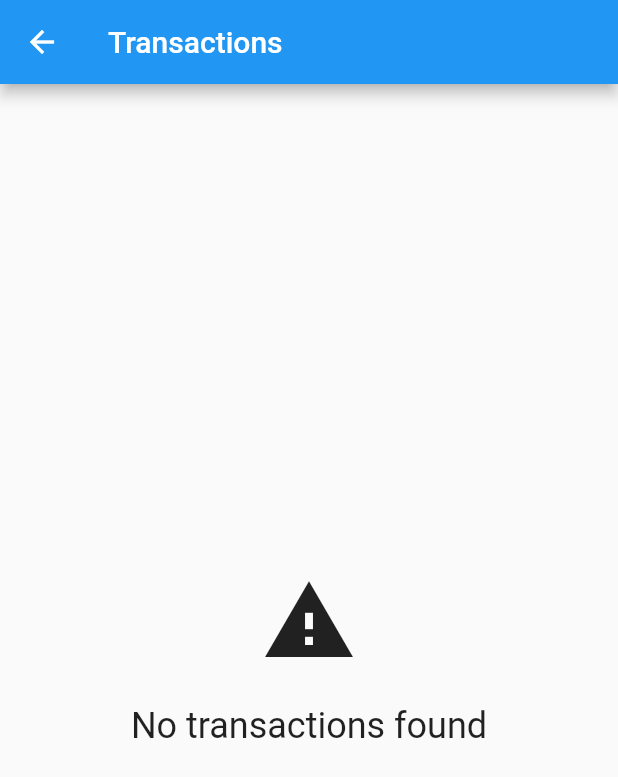
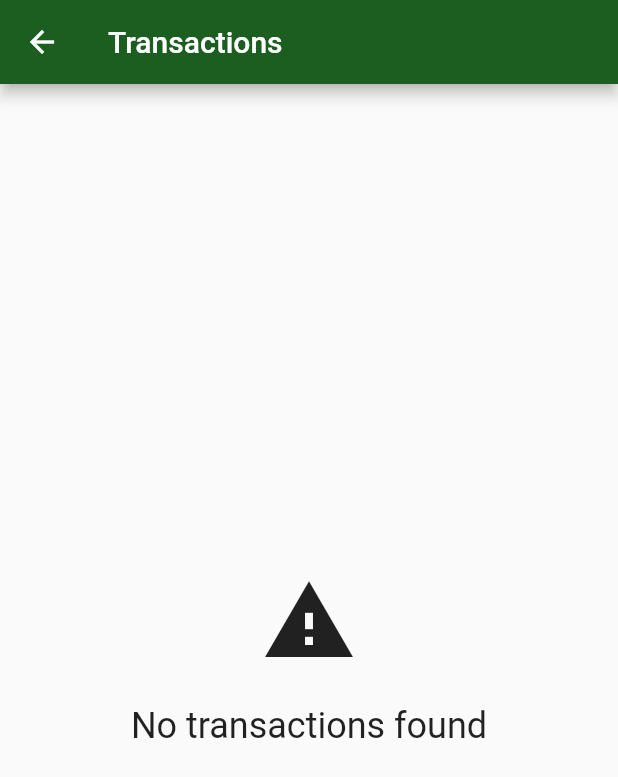
Before and after one commit to ohenriquemonte/flutter-http-web-api-alr, a Flutter app: the screen it shows after launch, after a tap on "Transaction Feed", on a phone screen of 412 x 824 dp. Shown: the top 777 px of the screen. Run offline on Flutter 3.47's test engine with Material 2 defaults, Android fonts, the phone set to English and light mode, and no system bars; our stand-ins replace sqflite; missing offline and left inert: http_interceptor; accounts and stored records are empty; statements that could not run were skipped.

```diff
--- a/lib/http/webclient.dart
+++ b/lib/http/webclient.dart
@@ -5,8 +5,8 @@ import 'interceptors/logging_interceptor.dart';
 
 final Client client = InterceptedClient.build(
   interceptors: [LoggingInterceptor()],
+  requestTimeout: Duration(seconds: 5),
 );
 
 // const String baseUrl = 'http://192.168.58.1:8080/transactions';
-const String baseUrl =
-    'https://15f1-2804-7f4-c1a3-ed50-64b7-8b7-48d5-a8c5.ngrok.io/transactions';
+const String baseUrl = 'e961-2804-7f4-c2a5-9a16-99ca-aa04-2f58-9662.ngrok.io.';
--- a/lib/http/webclients/transaction_webclient.dart
+++ b/lib/http/webclients/transaction_webclient.dart
@@ -12,12 +12,8 @@ class TransactionWebClient {
     Client client = InterceptedClient.build(
       interceptors: [LoggingInterceptor()],
     );
-
-    final Response response = await client
-        .get(Uri.http(baseUrl, 'transactions'))
-        .timeout(Duration(seconds: 10));
-
-    print(response.body);
+    final Response response =
+        await client.get(Uri.http(baseUrl, '/transactions'));
 
     final List<dynamic> decodedJson = jsonDecode(response.body);
     return decodedJson
@@ -29,7 +25,7 @@ class TransactionWebClient {
     final String transactionJson = jsonEncode(transaction.toJson());
 
     final Response response =
-        await client.post(Uri.http(baseUrl, 'transactions'),
+        await client.post(Uri.http(baseUrl, '/transactions'),
             headers: {
               'Content-type': 'application/json',
               'password': password,
@@ -40,15 +36,17 @@ class TransactionWebClient {
       return Transaction.fromJson(jsonDecode(response.body));
     }
 
-    _throwHttpError(response.statusCode);
-    return null;
+    throw HttpException(_statusCodeResponses[response.statusCode]!);
   }
-
-  void _throwHttpError(int statusCode) =>
-      throw Exception(_statusCodeResponses[statusCode]);
 
   static final Map<int, String> _statusCodeResponses = {
     400: 'Ocorreu um erro na transação!',
     401: 'Ocorreu um erro na autenticação!',
   };
 }
+
+class HttpException implements Exception {
+  final String message;
+
+  HttpException(this.message);
+}
--- a/lib/models/contact.dart
+++ b/lib/models/contact.dart
@@ -1,5 +1,5 @@
 class Contact {
-  final int id;
+  final int? id;
   final String name;
   final int accountNumber;
 
@@ -19,8 +19,7 @@ class Contact {
         name = json['name'],
         accountNumber = json['accountNumber'];
 
-  Map<String, dynamic> toJson() =>
-      {
+  Map<String, dynamic> toJson() => {
         'name': name,
         'accountNumber': accountNumber,
       };
--- a/lib/screens/contact_form.dart
+++ b/lib/screens/contact_form.dart
@@ -20,6 +20,7 @@ class _ContactFormState extends State<ContactForm> {
     return Scaffold(
       appBar: AppBar(
         title: Text('New contact'),
+        backgroundColor: Theme.of(context).primaryColor,
       ),
       body: Padding(
         padding: const EdgeInsets.all(16.0),
--- a/lib/screens/contacts_list.dart
+++ b/lib/screens/contacts_list.dart
@@ -20,6 +20,7 @@ class _ContactsListState extends State<ContactsList> {
     return Scaffold(
       appBar: AppBar(
         title: Text('Transfer'),
+        backgroundColor: Theme.of(context).primaryColor,
       ),
       body: FutureBuilder<List<Contact>>(
         initialData: [],
@@ -69,6 +70,7 @@ class _ContactsListState extends State<ContactsList> {
         child: Icon(
           Icons.add,
         ),
+        backgroundColor: Theme.of(context).primaryColor,
       ),
     );
   }
--- a/lib/screens/transactions_list.dart
+++ b/lib/screens/transactions_list.dart
@@ -1,3 +1,7 @@
+// ignore_for_file: dead_code
+
+import 'dart:developer';
+
 import 'package:bytebank/components/centered_message.dart';
 import 'package:bytebank/components/progress.dart';
 import 'package:bytebank/http/webclients/transaction_webclient.dart';
@@ -12,6 +16,7 @@ class TransactionsList extends StatelessWidget {
     return Scaffold(
       appBar: AppBar(
         title: Text('Transactions'),
+        backgroundColor: Theme.of(context).primaryColor,
       ),
       body: FutureBuilder<List<Transaction>>(
         future: _webClient.findAll(),
@@ -21,13 +26,14 @@ class TransactionsList extends StatelessWidget {
               break;
             case ConnectionState.waiting:
               return Progress();
-            // break;
+              break;
             case ConnectionState.active:
               break;
             case ConnectionState.done:
+              log('snapshot ${snapshot.hasData}');
               if (snapshot.hasData) {
-                final List<Transaction>? transactions = snapshot.data;
-                if (transactions!.isNotEmpty) {
+                final List<Transaction> transactions = snapshot.data!;
+                if (transactions.isNotEmpty) {
                   return ListView.builder(
                     itemBuilder: (context, index) {
                       final Transaction transaction = transactions[index];
@@ -58,7 +64,7 @@ class TransactionsList extends StatelessWidget {
                 'No transactions found',
                 icon: Icons.warning,
               );
-            // break;
+              break;
           }
 
           return CenteredMessage('Unknown error');
```
Also changed, not shown: lib/screens/transaction_form.dart (+11 -3 lines), 2 other files.
